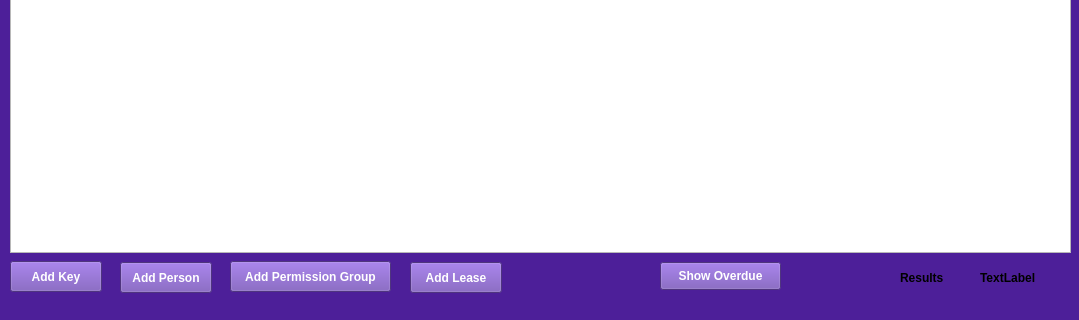
The window that mainwindow.ui (kieranmckenzie/teamworking_key_management_app) describes before a commit, drawn with Qt 5; both pictures show x 0 to 1079 and y 178 to 498 of the 1079 by 498 pixel window.
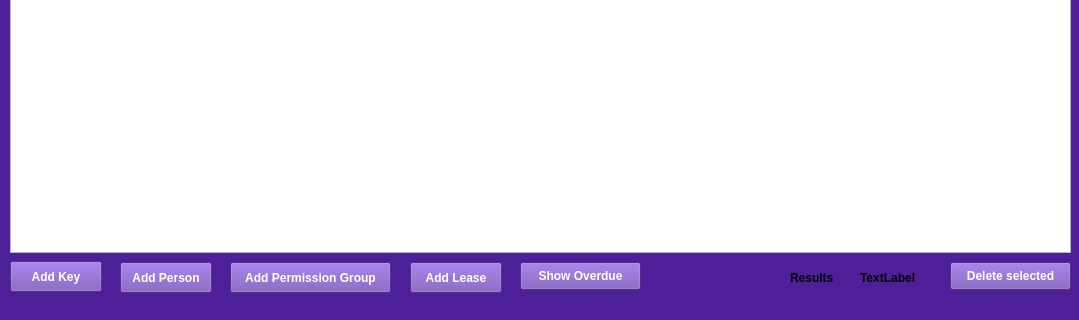
The same window after the commit.

Patch:
```diff
--- a/mainwindow.ui
+++ b/mainwindow.ui
@@ -71,7 +71,7 @@
    <widget class="QLabel" name="main_result_count_label">
     <property name="geometry">
      <rect>
-      <x>980</x>
+      <x>860</x>
       <y>440</y>
       <width>63</width>
       <height>31</height>
@@ -95,7 +95,7 @@
     <property name="geometry">
      <rect>
       <x>230</x>
-      <y>439</y>
+      <y>440</y>
       <width>161</width>
       <height>31</height>
      </rect>
@@ -198,7 +198,7 @@
    <widget class="QLabel" name="main_resultsLabel">
     <property name="geometry">
      <rect>
-      <x>900</x>
+      <x>790</x>
       <y>440</y>
       <width>67</width>
       <height>31</height>
@@ -224,7 +224,7 @@
    <widget class="QPushButton" name="main_overdueButton">
     <property name="geometry">
      <rect>
-      <x>660</x>
+      <x>520</x>
       <y>440</y>
       <width>121</width>
       <height>28</height>
@@ -234,6 +234,19 @@
      <string>Show Overdue</string>
     </property>
    </widget>
+   <widget class="QPushButton" name="main_deleteCurrent">
+    <property name="geometry">
+     <rect>
+      <x>950</x>
+      <y>440</y>
+      <width>121</width>
+      <height>28</height>
+     </rect>
+    </property>
+    <property name="text">
+     <string>Delete selected</string>
+    </property>
+   </widget>
   </widget>
   <widget class="QMenuBar" name="menuBar">
    <property name="geometry">
```
